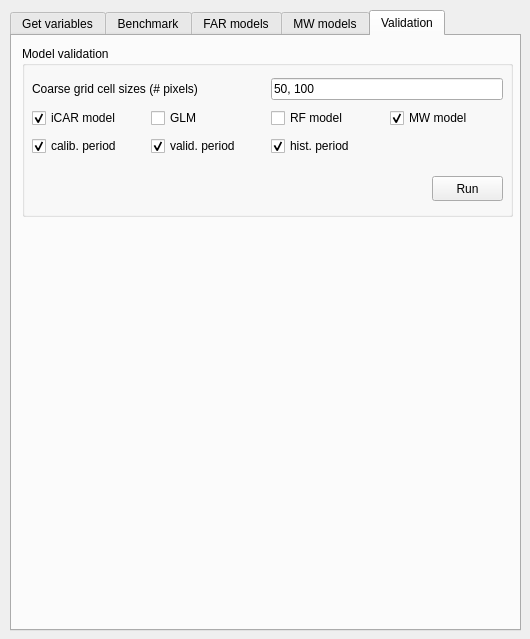
Qt form deforisk_plugin_dialog_base.ui (ghislainv/deforisk-qgis-plugin) before a commit.
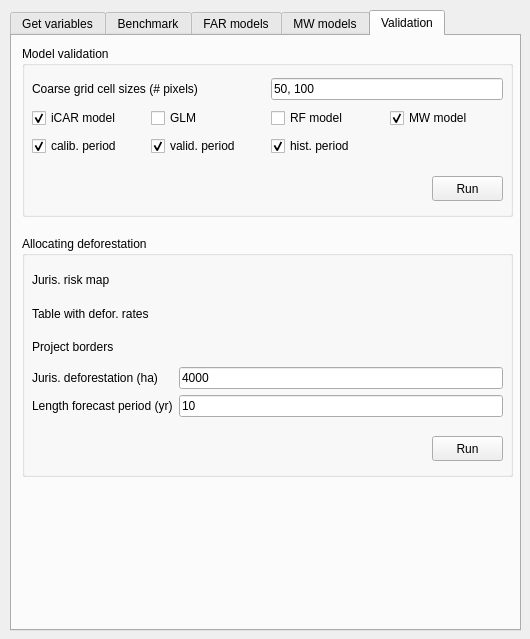
The same form after that commit. The open tabs and pages were chosen to show the change. Icons and pictures are not drawn. Custom widgets are drawn as their Qt base class.

Commit message: Adding section on allocating deforestation

Patch:
```diff
--- a/deforisk_plugin_dialog_base.ui
+++ b/deforisk_plugin_dialog_base.ui
@@ -1299,6 +1299,126 @@
       </layout>
      </widget>
     </widget>
+    <widget class="QGroupBox" name="groupBox_allocate">
+     <property name="geometry">
+      <rect>
+       <x>10</x>
+       <y>200</y>
+       <width>491</width>
+       <height>241</height>
+      </rect>
+     </property>
+     <property name="title">
+      <string>Allocating deforestation</string>
+     </property>
+     <widget class="QPushButton" name="run_allocate">
+      <property name="geometry">
+       <rect>
+        <x>410</x>
+        <y>200</y>
+        <width>71</width>
+        <height>25</height>
+       </rect>
+      </property>
+      <property name="text">
+       <string>Run</string>
+      </property>
+     </widget>
+     <widget class="QWidget" name="layoutWidget">
+      <property name="geometry">
+       <rect>
+        <x>10</x>
+        <y>30</y>
+        <width>471</width>
+        <height>151</height>
+       </rect>
+      </property>
+      <layout class="QGridLayout" name="gridLayout_12">
+       <item row="0" column="0">
+        <widget class="QLabel" name="label_riskmap_juris">
+         <property name="text">
+          <string>Juris. risk map</string>
+         </property>
+        </widget>
+       </item>
+       <item row="0" column="1">
+        <widget class="QgsFileWidget" name="riskmap_juris">
+         <property name="fileWidgetButtonVisible">
+          <bool>true</bool>
+         </property>
+         <property name="dialogTitle">
+          <string>Select a jurisdictional risk map</string>
+         </property>
+         <property name="storageMode">
+          <enum>QgsFileWidget::GetFile</enum>
+         </property>
+        </widget>
+       </item>
+       <item row="1" column="0">
+        <widget class="QLabel" name="label_defor_rate_tab">
+         <property name="text">
+          <string>Table with defor. rates</string>
+         </property>
+        </widget>
+       </item>
+       <item row="1" column="1">
+        <widget class="QgsFileWidget" name="defor_rate_tab">
+         <property name="dialogTitle">
+          <string>Select the CSV file with deforestation rates per class</string>
+         </property>
+        </widget>
+       </item>
+       <item row="2" column="0">
+        <widget class="QLabel" name="label_project_borders">
+         <property name="text">
+          <string>Project borders</string>
+         </property>
+        </widget>
+       </item>
+       <item row="2" column="1">
+        <widget class="QgsFileWidget" name="project_borders">
+         <property name="dialogTitle">
+          <string>Select the vector file for country borders</string>
+         </property>
+        </widget>
+       </item>
+       <item row="3" column="0">
+        <widget class="QLabel" name="label_defor_juris">
+         <property name="text">
+          <string>Juris. deforestation (ha)</string>
+         </property>
+        </widget>
+       </item>
+       <item row="3" column="1">
+        <widget class="QLineEdit" name="defor_juris">
+         <property name="text">
+          <string>4000</string>
+         </property>
+         <property name="placeholderText">
+          <string>4000</string>
+         </property>
+        </widget>
+       </item>
+       <item row="4" column="0">
+        <widget class="QLabel" name="label_years_forecast">
+         <property name="text">
+          <string>Length forecast period (yr)</string>
+         </property>
+        </widget>
+       </item>
+       <item row="4" column="1">
+        <widget class="QLineEdit" name="years_forecast">
+         <property name="text">
+          <string>10</string>
+         </property>
+         <property name="placeholderText">
+          <string>10</string>
+         </property>
+        </widget>
+       </item>
+      </layout>
+     </widget>
+    </widget>
    </widget>
   </widget>
  </widget>
```
Left out of the diff: 2 changed lines with no effect on the pictures. The commit also changes 24 other files.
